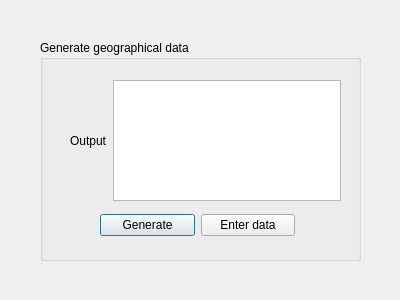
Old version of the form Geographic_data/secondwindow.ui in the repository ProjectTeamfitkb/Project_Work.
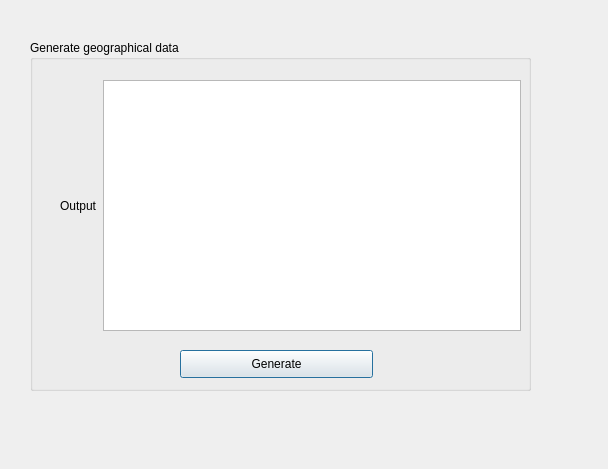
New version of the form.

Commit message: Adding a function for generating geographical data

The edit to the form file:
```diff
--- a/Geographic_data/secondwindow.ui
+++ b/Geographic_data/secondwindow.ui
@@ -6,8 +6,8 @@
    <rect>
     <x>0</x>
     <y>0</y>
-    <width>400</width>
-    <height>300</height>
+    <width>608</width>
+    <height>469</height>
    </rect>
   </property>
   <property name="windowTitle">
@@ -16,48 +16,22 @@
   <widget class="QGroupBox" name="groupBox">
    <property name="geometry">
     <rect>
-     <x>40</x>
+     <x>30</x>
      <y>40</y>
-     <width>321</width>
-     <height>221</height>
+     <width>501</width>
+     <height>351</height>
     </rect>
    </property>
    <property name="title">
     <string>Generate geographical data</string>
    </property>
-   <widget class="QWidget" name="">
-    <property name="geometry">
-     <rect>
-      <x>60</x>
-      <y>170</y>
-      <width>195</width>
-      <height>30</height>
-     </rect>
-    </property>
-    <layout class="QHBoxLayout" name="horizontalLayout">
-     <item>
-      <widget class="QPushButton" name="pushButton">
-       <property name="text">
-        <string>Generate</string>
-       </property>
-      </widget>
-     </item>
-     <item>
-      <widget class="QPushButton" name="pushButton_2">
-       <property name="text">
-        <string>Enter data</string>
-       </property>
-      </widget>
-     </item>
-    </layout>
-   </widget>
-   <widget class="QWidget" name="">
+   <widget class="QWidget" name="layoutWidget">
     <property name="geometry">
      <rect>
       <x>30</x>
       <y>40</y>
-      <width>271</width>
-      <height>121</height>
+      <width>461</width>
+      <height>251</height>
      </rect>
     </property>
     <layout class="QHBoxLayout" name="horizontalLayout_2">
@@ -73,6 +47,19 @@
      </item>
     </layout>
    </widget>
+   <widget class="QPushButton" name="pushButton">
+    <property name="geometry">
+     <rect>
+      <x>150</x>
+      <y>310</y>
+      <width>193</width>
+      <height>28</height>
+     </rect>
+    </property>
+    <property name="text">
+     <string>Generate</string>
+    </property>
+   </widget>
   </widget>
  </widget>
  <resources/>
```
The commit also changes 9 other files.
